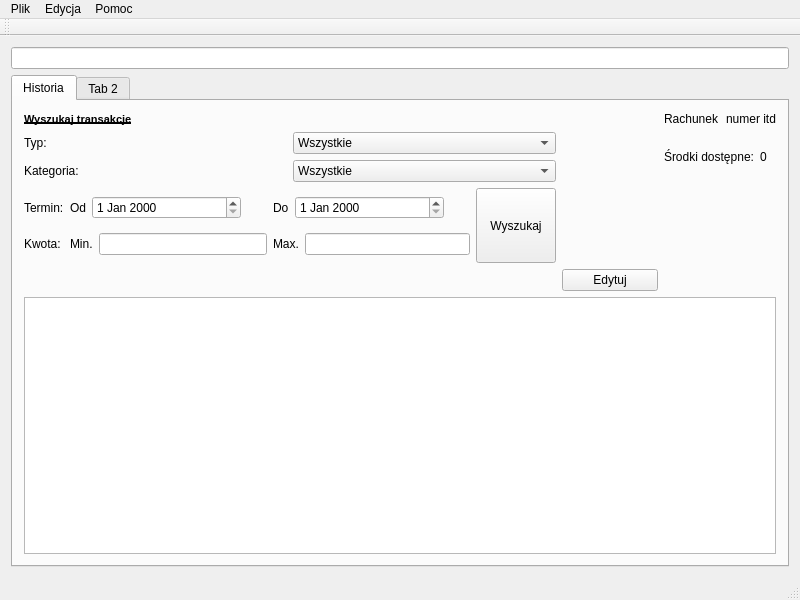
The window that wydatnik.ui (peter890/Wydatnik) describes before a commit, drawn with Qt 5.
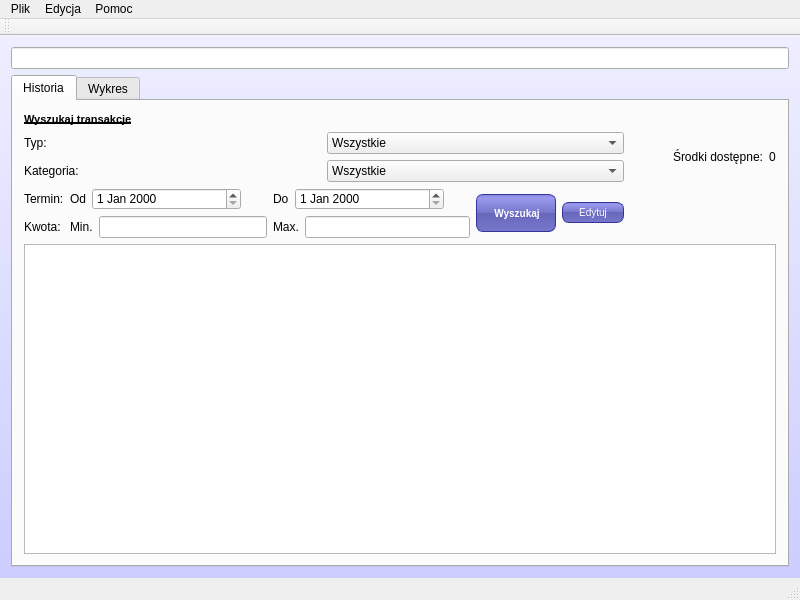
The same window after the commit. Icons and pictures are not drawn. Custom widgets are drawn as their Qt base class.

The edit to the form file:
```diff
--- a/wydatnik.ui
+++ b/wydatnik.ui
@@ -16,7 +16,20 @@
   <property name="windowTitle">
    <string>Wydatnik</string>
   </property>
+  <property name="styleSheet">
+   <string notr="true">
+
+</string>
+  </property>
   <widget class="QWidget" name="centralWidget">
+   <property name="styleSheet">
+    <string notr="true">
+#centralWidget{
+	background: QLinearGradient(x1: 0, y1: 0, x2: 0, y2: 1, stop: 0 #eef, stop: 1 #ccf);
+}
+
+</string>
+   </property>
    <layout class="QVBoxLayout" name="verticalLayout_2">
     <item>
      <widget class="QLineEdit" name="sqledit"/>
@@ -26,6 +39,9 @@
       <property name="enabled">
        <bool>true</bool>
       </property>
+      <property name="styleSheet">
+       <string notr="true"/>
+      </property>
       <property name="currentIndex">
        <number>0</number>
       </property>
@@ -49,24 +65,6 @@
           </property>
          </widget>
         </item>
-        <item row="0" column="2">
-         <layout class="QHBoxLayout" name="horizontalLayout_2">
-          <item>
-           <widget class="QLabel" name="label">
-            <property name="text">
-             <string>Rachunek</string>
-            </property>
-           </widget>
-          </item>
-          <item>
-           <widget class="QLabel" name="rachunekNr">
-            <property name="text">
-             <string>numer itd</string>
-            </property>
-           </widget>
-          </item>
-         </layout>
-        </item>
         <item row="1" column="0">
          <layout class="QVBoxLayout" name="verticalLayout_3">
           <item>
@@ -121,20 +119,20 @@
           </item>
          </layout>
         </item>
-        <item row="1" column="1">
-         <spacer name="horizontalSpacer">
-          <property name="orientation">
-           <enum>Qt::Horizontal</enum>
-          </property>
-          <property name="sizeHint" stdset="0">
-           <size>
-            <width>40</width>
-            <height>20</height>
-           </size>
-          </property>
-         </spacer>
-        </item>
         <item row="1" column="2">
+         <spacer name="horizontalSpacer">
+          <property name="orientation">
+           <enum>Qt::Horizontal</enum>
+          </property>
+          <property name="sizeHint" stdset="0">
+           <size>
+            <width>40</width>
+            <height>20</height>
+           </size>
+          </property>
+         </spacer>
+        </item>
+        <item row="1" column="3">
          <layout class="QHBoxLayout" name="horizontalLayout_3">
           <item>
            <widget class="QLabel" name="label_2">
@@ -315,18 +313,75 @@
            <widget class="QPushButton" name="ButtonWyszukaj">
             <property name="minimumSize">
              <size>
-              <width>0</width>
-              <height>75</height>
+              <width>80</width>
+              <height>38</height>
              </size>
             </property>
+            <property name="styleSheet">
+             <string notr="true">QPushButton {
+color: white;
+background-color: QLinearGradient( x1: 0, y1: 0, x2: 0, y2: 1, stop: 0 #88d, stop: 0.1 #99e, stop: 0.49 #77c, stop: 0.5 #66b, stop: 1 #77c);
+border-width: 1px;
+border-color: #339;
+border-style: solid;
+border-radius: 7;
+padding: 3px;
+font-size: 10px;
+font-weight: bold;
+padding-left: 5px;
+
+min-width: 70px;
+min-height: 30px;
+
+}</string>
+            </property>
             <property name="text">
              <string>Wyszukaj</string>
             </property>
+            <property name="icon">
+             <iconset resource="icons/ikony.qrc">
+              <normaloff>:/icon/Search-icon.png</normaloff>:/icon/Search-icon.png</iconset>
+            </property>
+            <property name="iconSize">
+             <size>
+              <width>16</width>
+              <height>16</height>
+             </size>
+            </property>
+           </widget>
+          </item>
+          <item>
+           <widget class="QPushButton" name="Button_edytuj">
+            <property name="styleSheet">
+             <string notr="true">QPushButton {
+color: white;
+background-color: QLinearGradient( x1: 0, y1: 0, x2: 0, y2: 1, stop: 0 #88d, stop: 0.1 #99e, stop: 0.49 #77c, stop: 0.5 #66b, stop: 1 #77c);
+border-width: 1px;
+border-color: #339;
+border-style: solid;
+border-radius: 7;
+padding: 3px;
+font-size: 10px;
+padding-left: 5px;
+padding-right: 5px;
+min-width: 50px;
+max-width: 50px;
+min-height: 13px;
+max-height: 13px;
+}</string>
+            </property>
+            <property name="text">
+             <string>Edytuj</string>
+            </property>
+            <property name="icon">
+             <iconset resource="icons/ikony.qrc">
+              <normaloff>:/icon/Actions-document-edit-icon.png</normaloff>:/icon/Actions-document-edit-icon.png</iconset>
+            </property>
            </widget>
           </item>
          </layout>
         </item>
-        <item row="3" column="1" colspan="2">
+        <item row="3" column="2" colspan="2">
          <spacer name="horizontalSpacer_2">
           <property name="orientation">
            <enum>Qt::Horizontal</enum>
@@ -339,13 +394,30 @@
           </property>
          </spacer>
         </item>
-        <item row="5" column="0" colspan="3">
-         <widget class="MyTableWidget" name="tableWidget"/>
+        <item row="5" column="0" colspan="4">
+         <widget class="MyTableWidget" name="tableWidget">
+          <property name="styleSheet">
+           <string notr="true"/>
+          </property>
+         </widget>
         </item>
-        <item row="4" column="1">
-         <widget class="QPushButton" name="Button_edytuj">
+        <item row="1" column="1">
+         <spacer name="horizontalSpacer_3">
+          <property name="orientation">
+           <enum>Qt::Horizontal</enum>
+          </property>
+          <property name="sizeHint" stdset="0">
+           <size>
+            <width>40</width>
+            <height>20</height>
+           </size>
+          </property>
+         </spacer>
+        </item>
+        <item row="0" column="2" colspan="2">
+         <widget class="QLabel" name="label_username">
           <property name="text">
-           <string>Edytuj</string>
+           <string/>
           </property>
          </widget>
         </item>
@@ -353,7 +425,7 @@
       </widget>
       <widget class="QWidget" name="tab_2">
        <attribute name="title">
-        <string>Tab 2</string>
+        <string>Wykres</string>
        </attribute>
       </widget>
      </widget>
```
Left out of the diff: 50 changed lines with no effect on the pictures.
